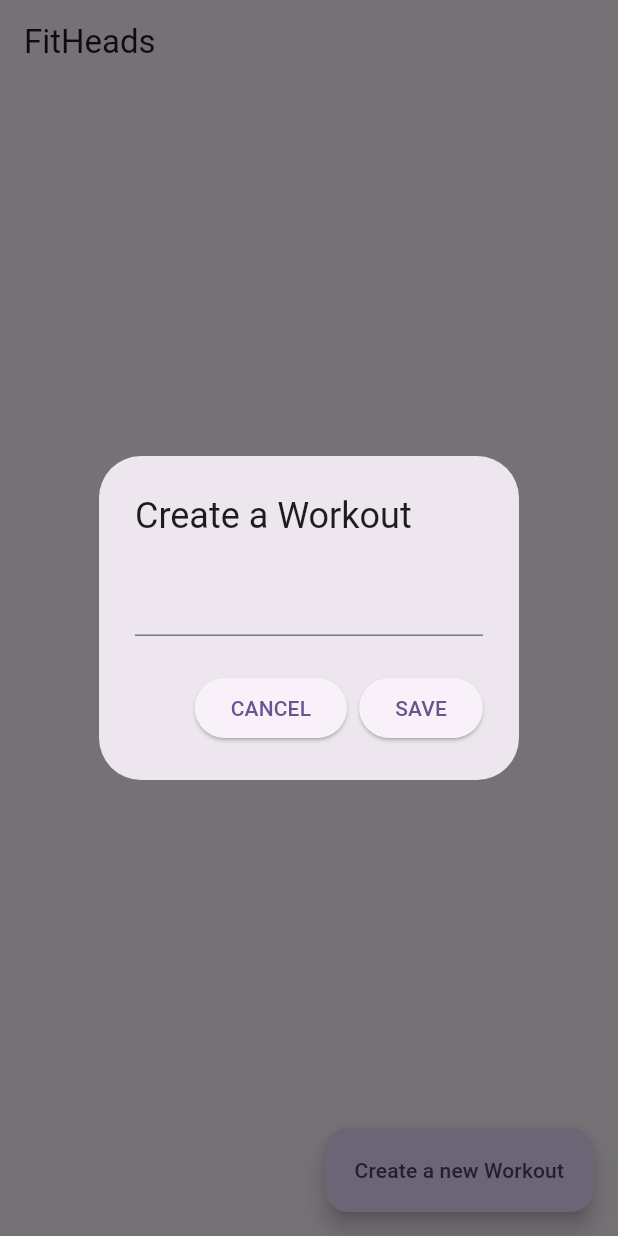
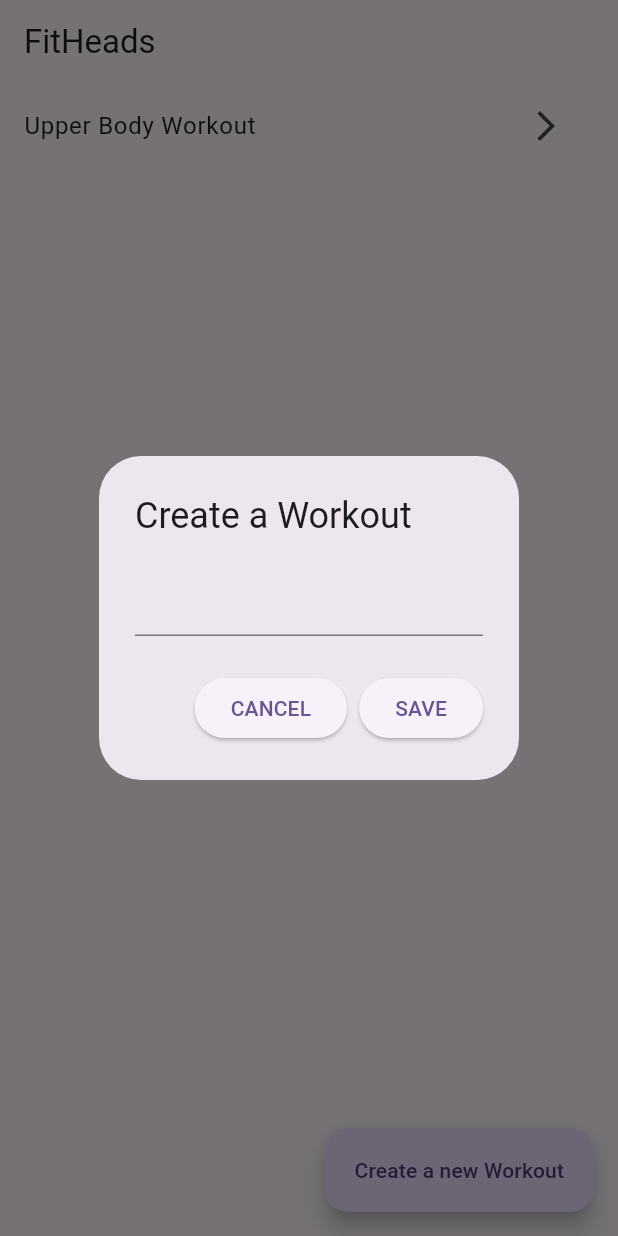
Before and after one commit to rishirizz/fit_heads, a Flutter app: the screen it shows after launch, after a tap on "Create a new Workout", on a phone screen of 412 x 824 dp. Run offline on Flutter 3.47's test engine with Material 2 defaults, Android fonts, the phone set to English and light mode, and no system bars; our stand-ins replace hive_flutter; accounts and stored records are empty.

Commit message:
Flow to add exercise completed, initialised hive db.

```diff
--- a/lib/main.dart
+++ b/lib/main.dart
@@ -2,9 +2,13 @@ import 'package:fit_heads/pages/home_page.dart';
 import 'package:fit_heads/pages/workout_details_page.dart';
 import 'package:fit_heads/state_management/workout_data.dart';
 import 'package:flutter/material.dart';
+import 'package:hive_flutter/hive_flutter.dart';
 import 'package:provider/provider.dart';
 
-void main() {
+void main() async {
+  WidgetsFlutterBinding.ensureInitialized();
+  await Hive.initFlutter();
+  await Hive.openBox('workout_db');
   runApp(const MyApp());
 }
 
--- a/lib/state_management/workout_data.dart
+++ b/lib/state_management/workout_data.dart
@@ -4,7 +4,19 @@ import 'package:flutter/material.dart';
 
 class WorkOutData with ChangeNotifier {
 // initialise empty
-  List<Workout> workoutList = [];
+  List<Workout> workoutList = [
+    Workout(
+      name: 'Upper Body Workout',
+      exercises: [
+        Exercise(
+          name: 'Bicep Curls',
+          weight: '10',
+          reps: '15',
+          sets: '3',
+        ),
+      ],
+    ),
+  ];
 
 //get the list of workouts
   List<Workout> getWorkOutList() {
@@ -35,7 +47,7 @@ class WorkOutData with ChangeNotifier {
     Workout relevantWorkout = getRelevantWorkout(workoutName);
     relevantWorkout.exercises.add(
       Exercise(
-        name: workoutName,
+        name: exerciseName,
         weight: weight,
         reps: reps,
         sets: sets,
--- a/pubspec.yaml
+++ b/pubspec.yaml
@@ -18,6 +18,8 @@ dependencies:
 
   cupertino_icons: ^1.0.2
   provider: ^6.1.1
+  hive: ^2.2.3
+  hive_flutter: ^1.1.0
 
 dev_dependencies:
   flutter_test:
```
Also changed, not shown: lib/components/exercise_tile.dart (+13 -11 lines), lib/pages/workout_details_page.dart (+95 -0 lines), pubspec.lock, 7 other files.
